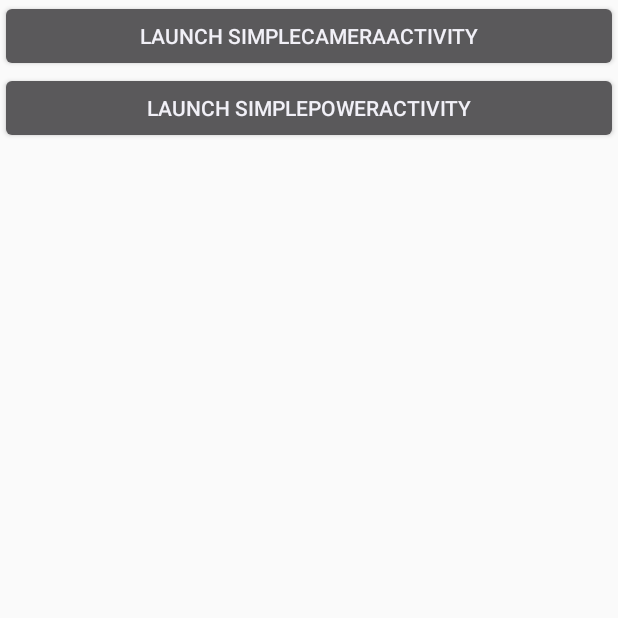
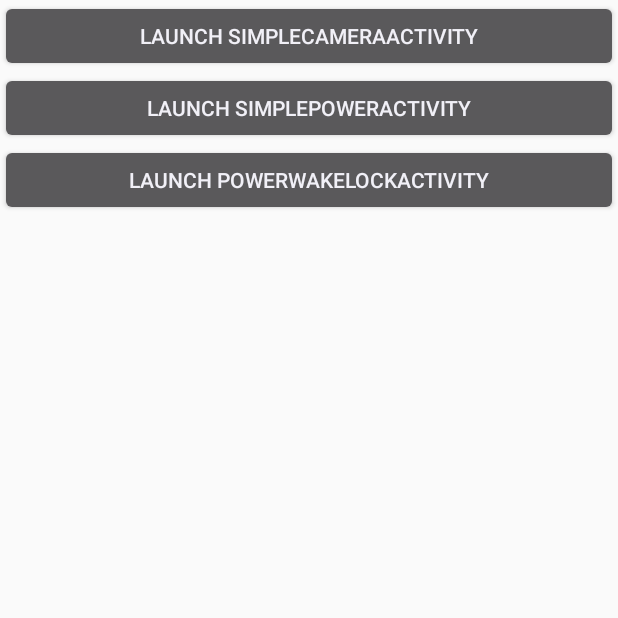
Before and after one commit to kayeepf/AndroTimeLapseCamera, an Android app: the screen it shows after launch (TestPortalActivity), on a phone screen of 412 x 824 dp, the top half of it. Run offline under Robolectric (Android 15) with nearby library versions, the phone set to English and light mode, and no system bars.

```diff
--- a/app/src/main/AndroidManifest.xml
+++ b/app/src/main/AndroidManifest.xml
@@ -1,6 +1,7 @@
 <manifest xmlns:android="http://schemas.android.com/apk/res/android"
     package="com.kayeepf.android.androidtimelapsecamera">
     <uses-permission android:name="android.permission.CAMERA" />
+    <uses-permission android:name="android.permission.WAKE_LOCK" />
     <uses-feature android:name="android.hardware.camera" />
     <uses-feature android:name="android.hardware.camera.autofocus" />
     <application
@@ -26,5 +27,6 @@
                 <!-- <action android:name="android.intent.action.BATTERY_OKAY"/> -->
             </intent-filter>
         </activity>
+        <activity android:name=".SimplePowerWakeLockActivity"></activity>
     </application>
 </manifest>
--- a/app/src/main/java/com/kayeepf/android/androidtimelapsecamera/SimpleCameraActivity.java
+++ b/app/src/main/java/com/kayeepf/android/androidtimelapsecamera/SimpleCameraActivity.java
@@ -169,14 +169,13 @@ public class SimpleCameraActivity extends Activity implements SurfaceHolder.Call
                 camera = camera.open();
             Camera.Parameters cameraParam = camera.getParameters();
             camera.setParameters(cameraParam);
-            //camera.setDisplayOrientation(90);
         }
         Log.i(log_tag,"<<<surfaceCreated()");
     }
 
     @Override
     public void surfaceChanged(SurfaceHolder holder, int format, int width, int height) {
-        Log.i(log_tag, ">>>surfaceChanged()");
+        Log.i(log_tag,">>>surfaceChanged()");
         if(getApplicationContext().getPackageManager().hasSystemFeature(PackageManager.FEATURE_CAMERA) &&
                 camera != null) {
             camera.stopPreview();
--- a/app/src/main/java/com/kayeepf/android/androidtimelapsecamera/TestPortalActivity.java
+++ b/app/src/main/java/com/kayeepf/android/androidtimelapsecamera/TestPortalActivity.java
@@ -16,7 +16,8 @@ public class TestPortalActivity extends Activity {
     public static final String log_tag = "[TestPortalActivity]";
     LinearLayout linearLayout;
     Button btn_launchSimpleCameraActivity;
-    Button btn_launchSimplePowerActivity;
+    Button btn_launchSimpleBatteryActivity;
+    Button btn_launchSimplePowerWakeLockActivity;
 
     @Override
     protected void onCreate(Bundle savedInstanceState) {
@@ -30,22 +31,33 @@ public class TestPortalActivity extends Activity {
         btn_launchSimpleCameraActivity.setOnClickListener(new View.OnClickListener() {
             @Override
             public void onClick(View v) {
-                Intent intent = new Intent(getApplicationContext(),SimpleCameraActivity.class);
+                Intent intent = new Intent(getApplicationContext(), SimpleCameraActivity.class);
                 startActivity(intent);
             }
         });
         linearLayout.addView(btn_launchSimpleCameraActivity);
 
-        btn_launchSimplePowerActivity = new Button(getApplicationContext());
-        btn_launchSimplePowerActivity.setText("Launch SimplePowerActivity");
-        btn_launchSimplePowerActivity.setOnClickListener(new View.OnClickListener() {
+        btn_launchSimpleBatteryActivity = new Button(getApplicationContext());
+        btn_launchSimpleBatteryActivity.setText("Launch SimplePowerActivity");
+        btn_launchSimpleBatteryActivity.setOnClickListener(new View.OnClickListener() {
             @Override
             public void onClick(View v) {
-                Intent intent = new Intent(getApplicationContext(),SimpleBatteryActivity.class);
+                Intent intent = new Intent(getApplicationContext(), SimpleBatteryActivity.class);
                 startActivity(intent);
             }
         });
-        linearLayout.addView(btn_launchSimplePowerActivity);
+        linearLayout.addView(btn_launchSimpleBatteryActivity);
+
+        btn_launchSimplePowerWakeLockActivity = new Button(getApplicationContext());
+        btn_launchSimplePowerWakeLockActivity.setText("Launch PowerWakeLockActivity");
+        btn_launchSimplePowerWakeLockActivity.setOnClickListener(new View.OnClickListener() {
+            @Override
+            public void onClick(View v) {
+                Intent intent = new Intent(getApplicationContext(), SimplePowerWakeLockActivity.class);
+                startActivity(intent);
+            }
+        });
+        linearLayout.addView(btn_launchSimplePowerWakeLockActivity);
 
         setContentView(linearLayout);
         Log.i(log_tag, "<<<onCreate()");
```
Also changed, not shown: app/src/main/java/com/kayeepf/android/androidtimelapsecamera/SimplePowerWakeLockActivity.java (added, +53 -0 lines).
